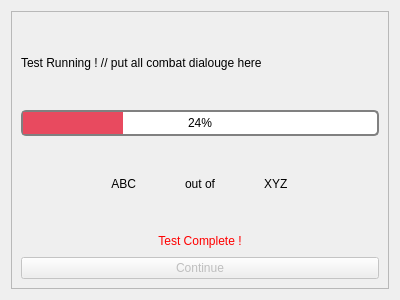
The window that UI/testRun.ui (TheNephalian/Senior-Project) describes before a commit, drawn with Qt 5.
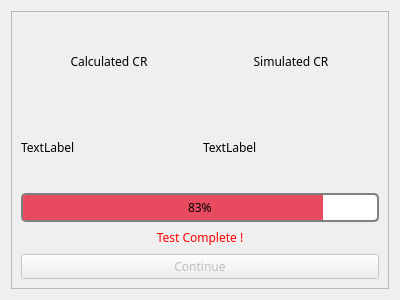
The same window after the commit.

The edit to the form file:
```diff
--- a/UI/testRun.ui
+++ b/UI/testRun.ui
@@ -16,6 +16,11 @@
   <layout class="QVBoxLayout" name="verticalLayout">
    <item>
     <widget class="QScrollArea" name="scrollArea">
+     <property name="font">
+      <font>
+       <family>Merriweather</family>
+      </font>
+     </property>
      <property name="styleSheet">
       <string notr="true">
   QProgressBar {
@@ -47,27 +52,19 @@
        </rect>
       </property>
       <layout class="QGridLayout" name="gridLayout">
-       <item row="2" column="2">
-        <widget class="QLabel" name="label_4">
-         <property name="enabled">
-          <bool>true</bool>
+       <item row="1" column="1">
+        <widget class="QLabel" name="label_5">
+         <property name="font">
+          <font>
+           <family>Merriweather</family>
+          </font>
          </property>
          <property name="text">
-          <string>XYZ</string>
+          <string>TextLabel</string>
          </property>
         </widget>
        </item>
-       <item row="4" column="0" colspan="3">
-        <widget class="QPushButton" name="pushButton">
-         <property name="enabled">
-          <bool>false</bool>
-         </property>
-         <property name="text">
-          <string>Continue</string>
-         </property>
-        </widget>
-       </item>
-       <item row="3" column="0" colspan="3">
+       <item row="3" column="0" colspan="2">
         <widget class="QLabel" name="testCompleteLabel">
          <property name="maximumSize">
           <size>
@@ -75,6 +72,11 @@
            <height>20</height>
           </size>
          </property>
+         <property name="font">
+          <font>
+           <family>Merriweather</family>
+          </font>
+         </property>
          <property name="text">
           <string>&lt;html&gt;&lt;head/&gt;&lt;body&gt;&lt;p&gt;&lt;span style=&quot; color:#ff0000;&quot;&gt;Test Complete !&lt;/span&gt;&lt;/p&gt;&lt;/body&gt;&lt;/html&gt;</string>
          </property>
@@ -83,40 +85,78 @@
          </property>
         </widget>
        </item>
-       <item row="1" column="0" colspan="3">
+       <item row="2" column="0" colspan="2">
         <widget class="QProgressBar" name="progressBar">
+         <property name="font">
+          <font>
+           <family>Merriweather</family>
+          </font>
+         </property>
+         <property name="maximum">
+          <number>30</number>
+         </property>
          <property name="value">
-          <number>24</number>
+          <number>25</number>
          </property>
         </widget>
        </item>
-       <item row="0" column="0" colspan="3">
-        <widget class="QLabel" name="label">
-         <property name="text">
-          <string>Test Running ! // put all combat dialouge here</string>
-         </property>
-        </widget>
-       </item>
-       <item row="2" column="0">
-        <widget class="QLabel" name="label_2">
-         <property name="text">
-          <string>ABC</string>
-         </property>
-         <property name="alignment">
-          <set>Qt::AlignRight|Qt::AlignTrailing|Qt::AlignVCenter</set>
-         </property>
-        </widget>
-       </item>
-       <item row="2" column="1">
+       <item row="0" column="1">
         <widget class="QLabel" name="label_3">
+         <property name="font">
+          <font>
+           <family>Merriweather</family>
+          </font>
+         </property>
          <property name="text">
-          <string>out of</string>
+          <string>Simulated CR</string>
          </property>
          <property name="alignment">
           <set>Qt::AlignCenter</set>
          </property>
         </widget>
        </item>
+       <item row="1" column="0">
+        <widget class="QLabel" name="label_4">
+         <property name="font">
+          <font>
+           <family>Merriweather</family>
+          </font>
+         </property>
+         <property name="text">
+          <string>TextLabel</string>
+         </property>
+        </widget>
+       </item>
+       <item row="0" column="0">
+        <widget class="QLabel" name="label_2">
+         <property name="font">
+          <font>
+           <family>Merriweather</family>
+          </font>
+         </property>
+         <property name="text">
+          <string>Calculated CR</string>
+         </property>
+         <property name="alignment">
+          <set>Qt::AlignCenter</set>
+         </property>
+        </widget>
+       </item>
+       <item row="4" column="0" colspan="2">
+        <widget class="QPushButton" name="pushButton">
+         <property name="enabled">
+          <bool>false</bool>
+         </property>
+         <property name="font">
+          <font>
+           <family>Merriweather</family>
+          </font>
+         </property>
+         <property name="text">
+          <string>Continue</string>
+         </property>
+        </widget>
+       </item>
       </layout>
      </widget>
     </widget>
```
